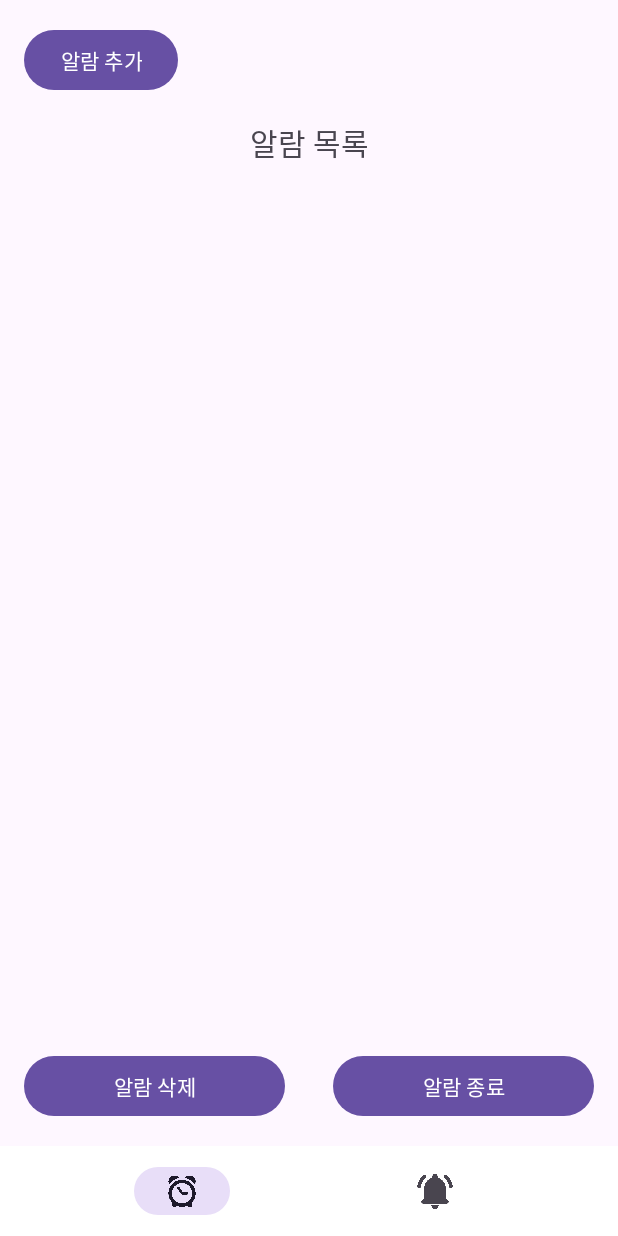
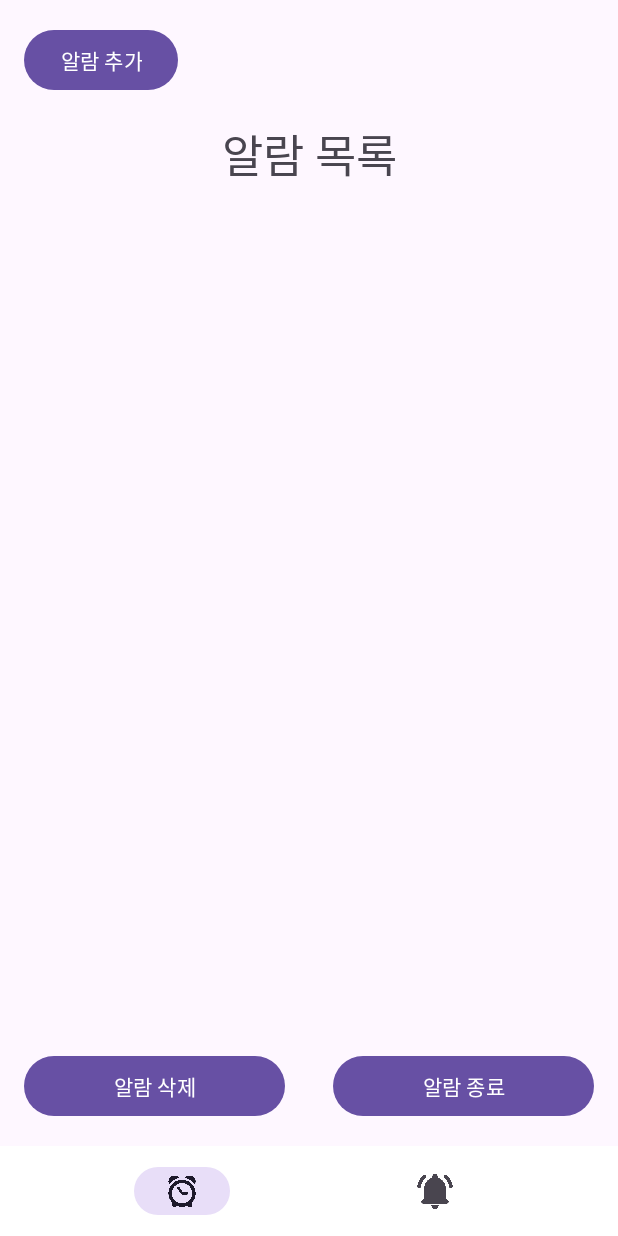
Before and after one commit to qjatn0521/KWOpenSource10Team, an Android app: the screen it shows after launch (MainActivity), on a phone screen of 412 x 824 dp. Run offline under Robolectric (Android 15) with nearby library versions, the phone set to English and light mode, and no system bars.

```diff
--- a/app/src/main/res/layout/frag_alarm.xml
+++ b/app/src/main/res/layout/frag_alarm.xml
@@ -30,8 +30,8 @@
                 android:layout_height="wrap_content"
                 android:contentDescription="알람 목록"
                 android:text="알람 목록"
-                android:gravity="center"
-                android:textSize="20sp"/>
+                android:gravity="center_horizontal"
+                android:textSize="30sp"/>
         </LinearLayout>
 
     </ScrollView>
```
